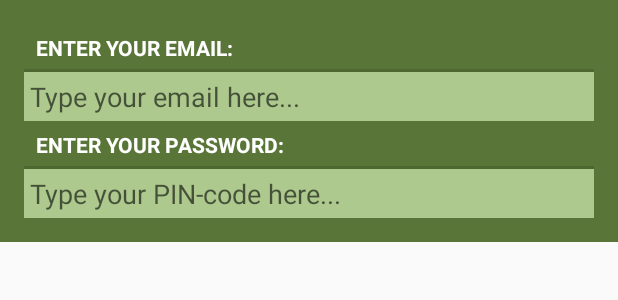
After one commit to DanglingPointer/NTNUI-Tennis, an Android app: the layout fragment_dialog_login.xml on its own in the app's theme, with its tools: preview values and no code run, on a phone screen of 412 x 824 dp. The commit adds this screen. Shown: the top 300 px of the screen. Run offline under Robolectric (Android 15) with nearby library versions, the phone set to English and light mode, and no system bars.

Commit message:
Dialog and AppManager work fine, TODO: dialog background and Spinner

```diff
--- a/App/NtnuiTennis/app/src/main/AndroidManifest.xml
+++ b/App/NtnuiTennis/app/src/main/AndroidManifest.xml
@@ -6,6 +6,7 @@
     <uses-permission android:name="android.permission.ACCESS_NETWORK_STATE"/>
 
     <application
+        android:name=".TennisApp"
         android:allowBackup="true"
         android:icon="@mipmap/ic_launcher"
         android:label="@string/app_name"
--- a/App/NtnuiTennis/app/src/main/java/org/mikhailv/ntnuitennis/AppManager.java
+++ b/App/NtnuiTennis/app/src/main/java/org/mikhailv/ntnuitennis/AppManager.java
@@ -27,10 +27,10 @@ public interface AppManager
 
         String getEmail();
 
-        void setCredentials(String password, String email);
+        String getLanguage();
     }
 
-    Credentials getCredentials();
+    void saveCredentials(String email, String password, String lang);
 
     /**
      * Authenticates the first time a networker is set
@@ -46,7 +46,7 @@ public interface AppManager
      */
     List<HourInfo> getHoursInfo();
 
-    void discardHoursInfoCHanges();
+    void discardHoursInfoChanges();
 
     /**
      * Writes to file if any changes made
--- a/App/NtnuiTennis/app/src/main/java/org/mikhailv/ntnuitennis/data/Globals.java
+++ b/App/NtnuiTennis/app/src/main/java/org/mikhailv/ntnuitennis/data/Globals.java
@@ -70,7 +70,7 @@ public final class Globals
         }
         return s_hours;
     }
-    public static void discardHoursInfoCHanges()
+    public static void discardHoursInfoChanges()
     {
         s_hours = null;
     }
--- a/App/NtnuiTennis/app/src/main/java/org/mikhailv/ntnuitennis/net/FetchSlotTask.java
+++ b/App/NtnuiTennis/app/src/main/java/org/mikhailv/ntnuitennis/net/FetchSlotTask.java
@@ -72,8 +72,6 @@ class FetchSlotTask extends FetchTask
                     .replaceAll("&aelig;", "æ").replaceAll("&#9990", "")
                     .replaceAll("</tr>[\\s]+<td", "</tr>\n" + "\t<tr>\n" + "\t\t<td");
             // The last one because of malformed html on weekend sessions
-
-            Log.d(TAG_LOG, rawHtml);
 
             m_link = null;
 
--- a/App/NtnuiTennis/app/src/main/java/org/mikhailv/ntnuitennis/ui/NotificationsActivity.java
+++ b/App/NtnuiTennis/app/src/main/java/org/mikhailv/ntnuitennis/ui/NotificationsActivity.java
@@ -23,7 +23,7 @@ public class NotificationsActivity extends AppCompatActivity
         i.putExtra(EXTRA_PAGER_POSITION, pagerPosition);
         return i;
     }
-    public static int getPagerPosition(Intent i)
+    public static int decodePagerPosition(Intent i)
     {
         return i.getIntExtra(EXTRA_PAGER_POSITION, 0);
     }
--- a/App/NtnuiTennis/app/src/main/java/org/mikhailv/ntnuitennis/ui/NotificationsFragment.java
+++ b/App/NtnuiTennis/app/src/main/java/org/mikhailv/ntnuitennis/ui/NotificationsFragment.java
@@ -61,7 +61,7 @@ public class NotificationsFragment extends Fragment
     public void onStop()
     {
         super.onStop();
-        Globals.discardHoursInfoCHanges();
+        Globals.discardHoursInfoChanges();
     }
     class HourAdapter extends RecyclerView.Adapter<HourHolder>
     {
--- /dev/null
+++ b/App/NtnuiTennis/app/src/main/res/layout/fragment_dialog_login.xml
@@ -0,0 +1,43 @@
+<?xml version="1.0" encoding="utf-8"?>
+<LinearLayout xmlns:android="http://schemas.android.com/apk/res/android"
+              android:layout_width="match_parent"
+              android:layout_height="wrap_content"
+              android:background="@color/green"
+              android:orientation="vertical"
+              android:padding="16dp">
+
+    <TextView
+        style="?android:listSeparatorTextViewStyle"
+        android:layout_width="match_parent"
+        android:layout_height="wrap_content"
+        android:text="@string/email_prompt"
+        android:textColor="@color/white"
+        />
+
+    <EditText
+        android:id="@+id/email_edit_text"
+        android:layout_width="match_parent"
+        android:layout_height="wrap_content"
+        android:padding="4dp"
+        android:background="@color/lightGreen"
+        android:hint="@string/email_hint"
+        android:inputType="textEmailAddress"/>
+
+    <TextView
+        style="?android:listSeparatorTextViewStyle"
+        android:layout_width="match_parent"
+        android:layout_height="wrap_content"
+        android:text="@string/password_prompt"
+        android:textColor="@color/white"
+        />
+
+    <EditText
+        android:id="@+id/password_edit_text"
+        android:layout_width="match_parent"
+        android:layout_height="wrap_content"
+        android:padding="4dp"
+        android:background="@color/lightGreen"
+        android:hint="@string/password_hint"
+        android:inputType="numberPassword"/>
+
+</LinearLayout>
--- a/App/NtnuiTennis/app/src/main/res/menu/menu_pager.xml
+++ b/App/NtnuiTennis/app/src/main/res/menu/menu_pager.xml
@@ -21,9 +21,9 @@
         app:showAsAction="never"
         />
     <item
-        android:id="@+id/menu_btn_settings"
+        android:id="@+id/menu_btn_login"
         android:icon="@drawable/ic_settings"
-        android:title="@string/menu_settings"
+        android:title="@string/menu_login"
         app:showAsAction="never"
         />
     <item
--- a/App/NtnuiTennis/app/src/main/res/values/strings.xml
+++ b/App/NtnuiTennis/app/src/main/res/values/strings.xml
@@ -3,7 +3,7 @@
     <string name="menu_prev_week">Previous week</string>
     <string name="menu_next_week">Next week</string>
     <string name="menu_refresh">Refresh</string>
-    <string name="menu_settings">Settings</string>
+    <string name="menu_login">Login</string>
     <string name="menu_about">About</string>
     <string name="slot_btn_attend">Attend</string>
     <string name="slot_btn_attend_not">Not going</string>
@@ -11,4 +11,9 @@
     <string name="notifications_title">Receive notifications about selected hours:</string>
     <string name="menu_not_save">Save</string>
     <string name="home_url">http://org.ntnu.no/tennisgr/</string>
+    <string name="email_prompt">Enter your email:</string>
+    <string name="password_prompt">Enter your password:</string>
+    <string name="password_hint">Type your PIN-code here...</string>
+    <string name="email_hint">Type your email here...</string>
+    <string name="credentials_dialog_title">Login</string>
 </resources>
--- a/App/NtnuiTennis/app/src/main/res/values/styles.xml
+++ b/App/NtnuiTennis/app/src/main/res/values/styles.xml
@@ -6,6 +6,7 @@
         <item name="colorPrimaryDark">@color/extraDarkGreen</item>
         <item name="colorAccent">@color/lightGreen</item>
         <item name="actionBarPopupTheme">@style/DropDownMenuStyle</item>
+        <item name="dialogTheme">@style/DialogStyle</item>
         <!--<item name="android:colorBackground">@color/green</item>-->
     </style>
 
@@ -16,6 +17,11 @@
         <item name="overlapAnchor">false</item>
     </style>
 
+    <style name="DialogStyle" parent="Theme.AppCompat.Dialog">
+        <item name="android:windowBackground">@color/darkGreen</item>
+        <item name="android:colorBackground">@color/darkGreen</item>
+    </style>
+
     <!--Widget.AppCompat.PopupMenu.Overflow-->
 
 </resources>
```
Also changed, not shown: App/NtnuiTennis/app/src/main/java/org/mikhailv/ntnuitennis/TennisApp.java (added, +209 -0 lines), App/NtnuiTennis/app/src/main/java/org/mikhailv/ntnuitennis/net/FetchTask.java (+6 -3 lines), App/NtnuiTennis/app/src/main/java/org/mikhailv/ntnuitennis/net/NetworkFragment.java (+44 -8 lines), App/NtnuiTennis/app/src/main/java/org/mikhailv/ntnuitennis/ui/DayFragment.java (+7 -1 lines), App/NtnuiTennis/app/src/main/java/org/mikhailv/ntnuitennis/ui/LoginDialogFragment.java (added, +113 -0 lines), App/NtnuiTennis/app/src/main/java/org/mikhailv/ntnuitennis/ui/PagerActivity.java (+18 -5 lines), App/NtnuiTennis/app/src/main/java/org/mikhailv/ntnuitennis/ui/SlotDetailsActivity.java (+5 -6 lines).
